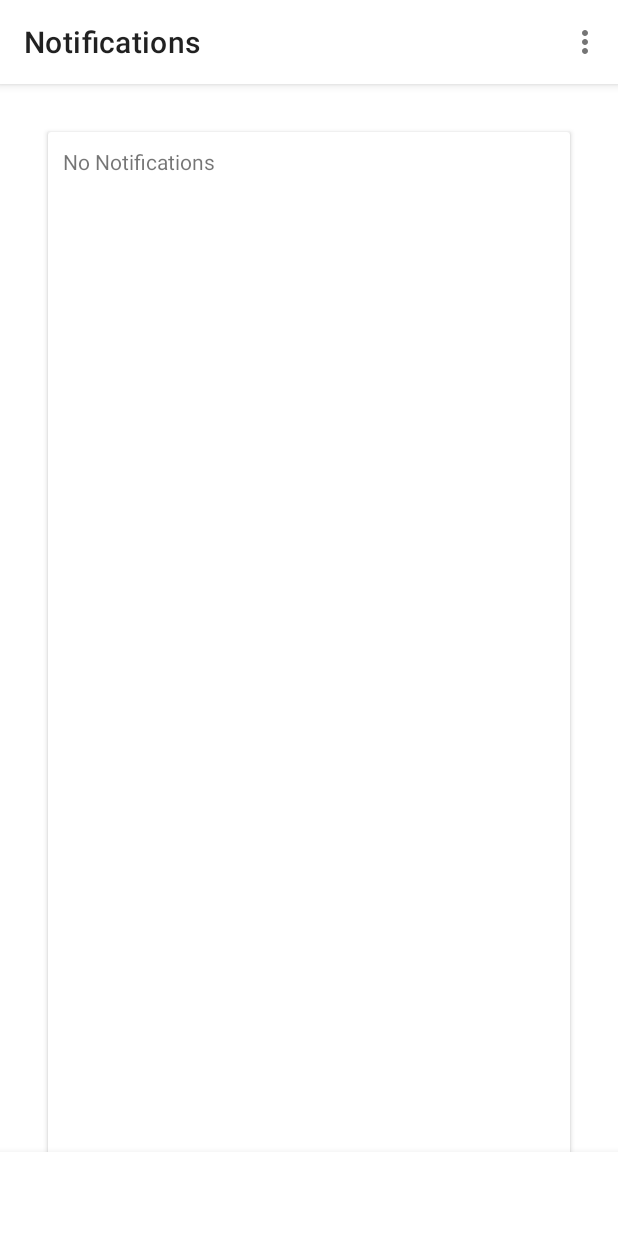
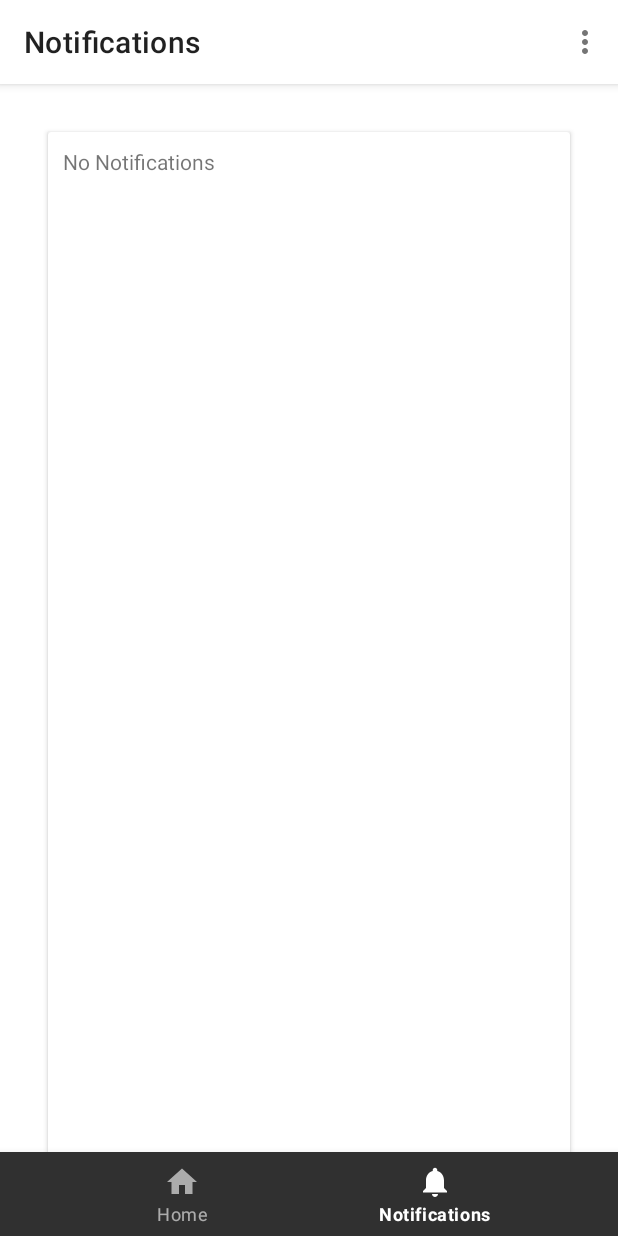
Before and after one commit to nightcrawler-/writers-planx, an Android app: the NotificationsFragment screen opened through its navigation route, on a phone screen of 412 x 824 dp. Run offline under Robolectric (Android 15) with nearby library versions, the phone set to English and light mode, and no system bars; our stand-ins replace Dagger/Hilt's generated code, navigation-ui; Roboto replaces fonts that are not available here.

Commit message:
fixes on content theme

```diff
--- a/app/src/main/res/layout/content_main.xml
+++ b/app/src/main/res/layout/content_main.xml
@@ -11,7 +11,7 @@
         android:layout_height="wrap_content"
         android:layout_marginStart="0dp"
         android:layout_marginEnd="0dp"
-        style="@style/Widget.MaterialComponents.BottomNavigationView.Colored"
+        android:theme="@style/ThemeOverlay.MaterialComponents.Dark"
         android:background="?android:attr/windowBackground"
         app:layout_constraintBottom_toBottomOf="parent"
         app:layout_constraintLeft_toLeftOf="parent"
--- a/app/src/main/res/layout/fragment_notifications.xml
+++ b/app/src/main/res/layout/fragment_notifications.xml
@@ -29,7 +29,7 @@
 
             <TextView
                 android:layout_width="match_parent"
-                android:layout_height="match_parent"
+                android:layout_height="wrap_content"
                 android:fontFamily="@font/averia_libre_light"
                 android:lineSpacingExtra="1dp"
                 android:lineSpacingMultiplier="1.3"
```
